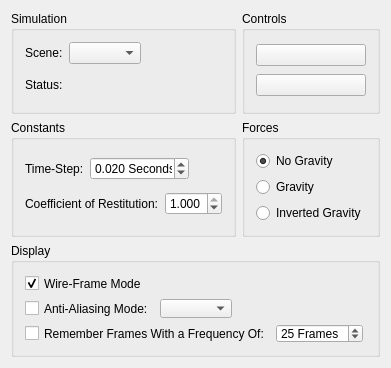
Old version of the form ui/rigid_body_simulator.ui in the repository diegomacario/Dyna-Kinematics.
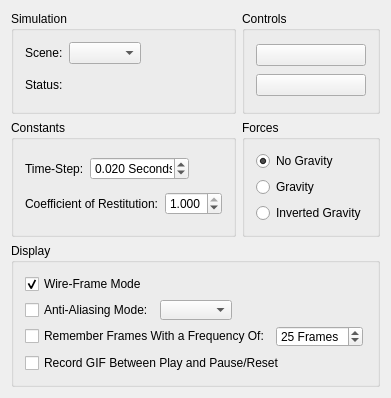
New version of the form.

Diff of the .ui file:
```diff
--- a/ui/rigid_body_simulator.ui
+++ b/ui/rigid_body_simulator.ui
@@ -7,7 +7,7 @@
     <x>0</x>
     <y>0</y>
     <width>378</width>
-    <height>368</height>
+    <height>398</height>
    </rect>
   </property>
   <property name="sizePolicy">
@@ -347,6 +347,13 @@
           </item>
          </layout>
         </item>
+        <item>
+         <widget class="QCheckBox" name="recordGIFCheckBox">
+          <property name="text">
+           <string>Record GIF Between Play and Pause/Reset</string>
+          </property>
+         </widget>
+        </item>
        </layout>
       </widget>
      </item>
```
